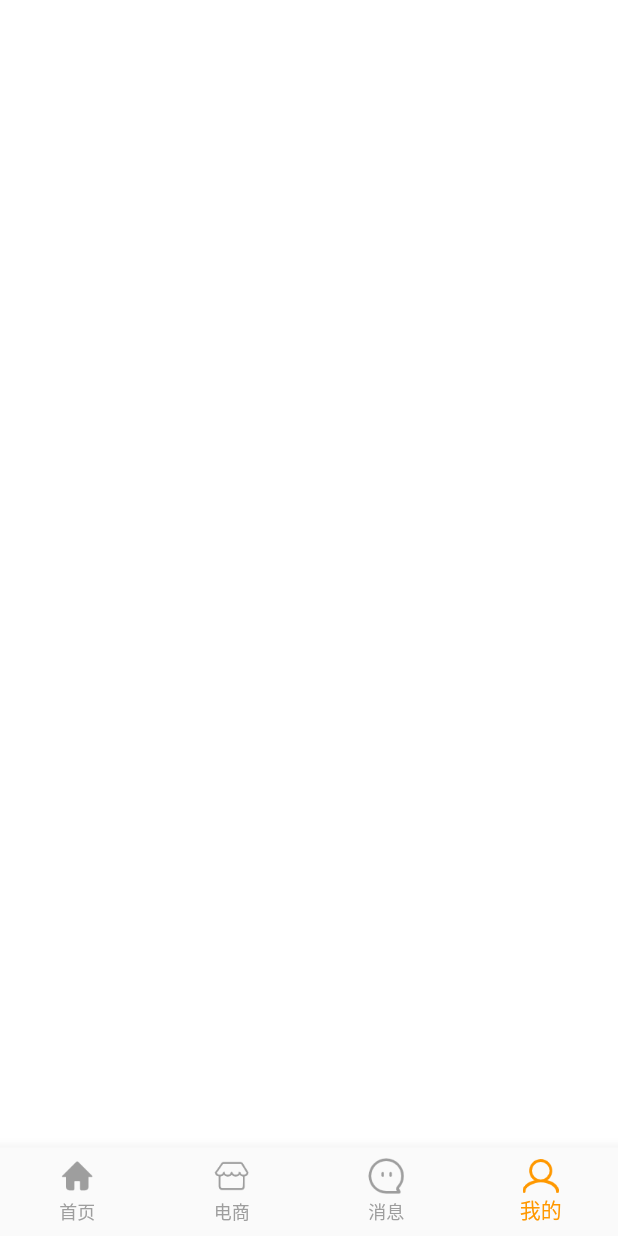
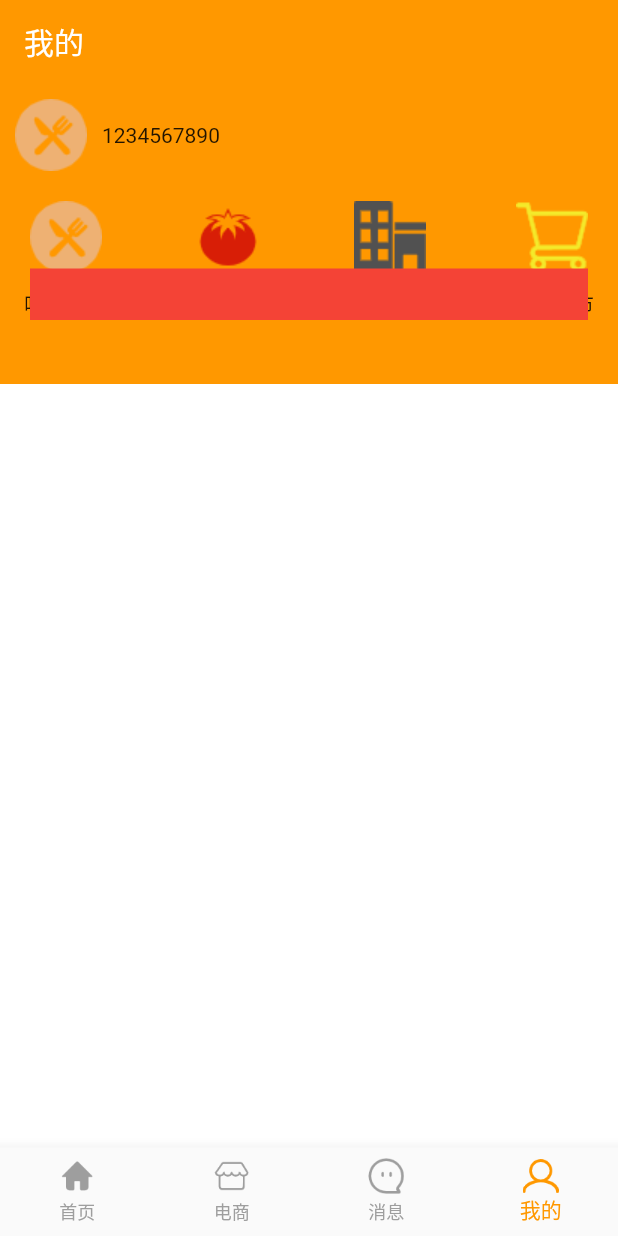
Before and after one commit to tubie/JFMeiTuan_Flutter, a Flutter app: the screen it shows after launch, item 4 of the bottom bar chosen, on a phone screen of 412 x 824 dp. Run offline on Flutter 3.47's test engine with Material 2 defaults, Android fonts, the phone set to English and light mode, and no system bars.

Commit message:
首页UI

```diff
--- a/lib/src/frame/FramePage.dart
+++ b/lib/src/frame/FramePage.dart
@@ -3,7 +3,7 @@ import 'package:meituanflutter/src/base/BaseScaffoldPage.dart';
 import 'package:meituanflutter/src/ecommerce/conreoller/ECommercePage.dart';
 import 'package:meituanflutter/src/home/controller/HomePage.dart';
 import 'package:meituanflutter/src/message/controller/MessagePage.dart';
-import 'package:meituanflutter/src/mine/MinePage.dart';
+import 'package:meituanflutter/src/mine/controller/MinePage.dart';
 
 class FramePage extends StatefulWidget {
   FramePage({Key key, this.title, this.selectedIndex = 0}) : super(key: key);
--- a/lib/src/home/controller/HomePage.dart
+++ b/lib/src/home/controller/HomePage.dart
@@ -30,9 +30,6 @@ class _HomePageState extends State<HomePage> {
   initState() {
     super.initState();
   }
-
-
-
   PreferredSizeWidget _createTitleBar() {
     return AppBar(
       elevation: 0,
--- a/lib/src/home/view/HomePagingWidget.dart
+++ b/lib/src/home/view/HomePagingWidget.dart
@@ -58,12 +58,13 @@ class _HomePagingWidget extends State<HomePagingWidget>
                             child: HomeClassificationWidget(),
                           ),
                         ),
+
                       ],
                     ),
                   ),
                 ),
                 bottom: PreferredSize(
-                  preferredSize: Size.fromHeight(50),
+                  preferredSize: Size(300,50),
                   child: Material(
                     color: Colors.orange,
                     child: TabBar(
--- a/lib/src/mine/MinePage.dart
+++ /dev/null
@@ -1,26 +0,0 @@
-import 'package:flutter/material.dart';
-import 'package:meituanflutter/src/base/BaseScaffoldPage.dart';
-
-class MinePage extends StatefulWidget {
-  MinePage({
-    Key key,
-    this.title,
-  }) : super(key: key);
-
-  final String title;
-
-  @override
-  State<StatefulWidget> createState() => _MinePageState();
-}
-
-class _MinePageState extends State<MinePage> {
-  @override
-  Widget build(BuildContext context) {
-    return BaseScaffoldPage();
-  }
-
-  @override
-  initState() {
-    super.initState();
-  }
-}
--- /dev/null
+++ b/lib/src/mine/controller/MinePage.dart
@@ -0,0 +1,51 @@
+import 'package:flutter/material.dart';
+import 'package:meituanflutter/src/base/BaseScaffoldPage.dart';
+import 'package:meituanflutter/src/mine/view/MineHeaderView.dart';
+import 'package:meituanflutter/src/mine/view/MineToolWidget.dart';
+
+class MinePage extends StatefulWidget {
+  MinePage({
+    Key key,
+  }) : super(key: key);
+
+
+  @override
+  State<StatefulWidget> createState() => _MinePageState();
+}
+
+class _MinePageState extends State<MinePage> {
+  @override
+  Widget build(BuildContext context) {
+    return BaseScaffoldPage(
+      titleBar: _createTitleBar(),
+      body: Container(
+        height: 200,
+        color: Colors.orange,
+        child: Column(
+        children: [
+          MineHeaderView(imagePath: 'res/image/ecommerce/icon_eat.png',title: '1234567890',),
+          Stack(
+            children: [
+
+            MineToolWidget(),
+
+            Positioned(top: 55, left: 20, right: 20, child: Container(height: 100, color: Colors.red,))
+          ],)
+        ],
+      ),),
+    );
+  }
+
+  @override
+  initState() {
+    super.initState();
+  }
+
+  PreferredSizeWidget _createTitleBar() {
+    return AppBar(
+      elevation: 0,
+      backgroundColor: Colors.orange,
+      title: Text('我的'),
+    );
+  }
+}
--- /dev/null
+++ b/lib/src/mine/view/MineHeaderView.dart
@@ -0,0 +1,36 @@
+import 'package:flutter/material.dart';
+
+class MineHeaderView extends StatefulWidget {
+  final String title;
+  final String imagePath;
+
+  MineHeaderView({
+    Key key,
+    this.title,
+    this.imagePath,
+  }) : super(key: key);
+
+  @override
+  State<StatefulWidget> createState() => _MineHeaderView();
+}
+
+class _MineHeaderView extends State<MineHeaderView> {
+  @override
+  Widget build(BuildContext context) {
+    return Row(
+      children: [
+        Padding(
+          padding: EdgeInsets.only(top: 10, bottom: 10, left: 10, right: 10),
+          child:
+              Image(width: 48, height: 48, image: AssetImage(widget.imagePath)),
+        ),
+        Text(widget.title)
+      ],
+    );
+  }
+
+  @override
+  initState() {
+    super.initState();
+  }
+}
--- /dev/null
+++ b/lib/src/mine/view/MineToolWidget.dart
@@ -0,0 +1,49 @@
+import 'package:flutter/material.dart';
+import 'package:meituanflutter/src/ecommerce/view/ClassificationItem.dart';
+
+class MineToolWidget extends StatefulWidget {
+  MineToolWidget({
+    Key key,
+  }) : super(key: key);
+
+  @override
+  State<StatefulWidget> createState() => _MineToolWidget();
+}
+
+class _MineToolWidget extends State<MineToolWidget> {
+  @override
+  Widget build(BuildContext context) {
+    return Container(
+      color: Colors.orange ,
+      child: Padding(
+        padding: EdgeInsets.only(left: 10, right: 10),
+        child: Row(
+          mainAxisAlignment: MainAxisAlignment.spaceBetween,
+          children: [
+            ClassificationItem(
+              title: '吃货必点',
+              imagePath: 'res/image/ecommerce/icon_eat.png',
+            ),
+            ClassificationItem(
+              title: '时令果蔬',
+              imagePath: 'res/image/ecommerce/icon_fruit.png',
+            ),
+            ClassificationItem(
+              title: '精选365',
+              imagePath: 'res/image/ecommerce/icon_hotel.png',
+            ),
+            ClassificationItem(
+              title: '熊猫超市',
+              imagePath: 'res/image/ecommerce/icon_market.png',
+            ),
+          ],
+        ),
+      ),
+    );
+  }
+
+  @override
+  initState() {
+    super.initState();
+  }
+}
```
